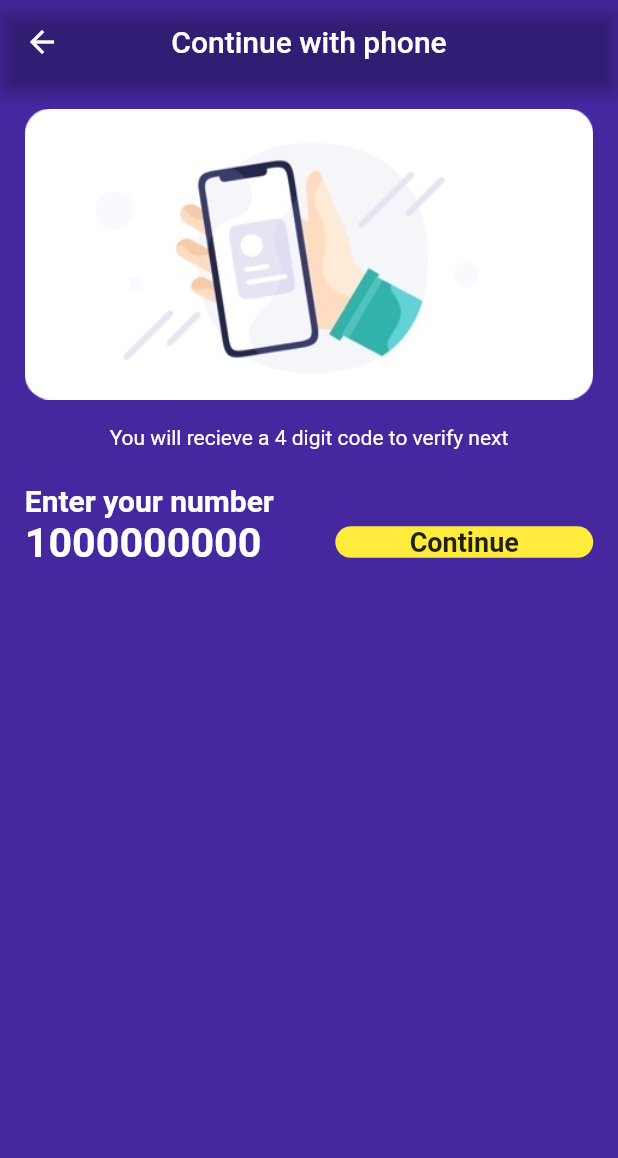
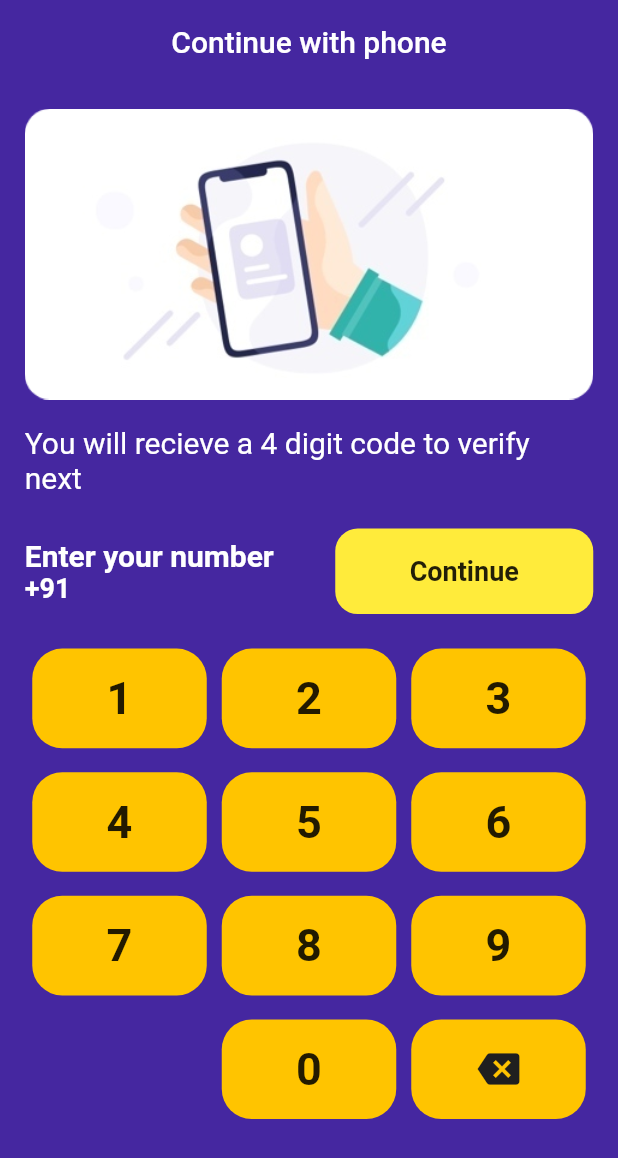
Before and after one commit to antojosu/Athijeevana, a Flutter app: the PhoneNumber screen opened directly, on a phone screen of 412 x 824 dp. Shown: the top 1158 px of the screen. Run offline on Flutter 3.47's test engine with Material 2 defaults, Android fonts, the phone set to English and light mode, and no system bars.

Commit message:
Updated UI and added NumberPad

```diff
--- a/lib/main.dart
+++ b/lib/main.dart
@@ -1,113 +1,13 @@
+import 'package:athijeevana/screens/phonenumber.dart';
 import 'package:flutter/material.dart';
 
 void main() {
-  runApp(MyApp());
+  runApp(AthiJeevanaMain());
 }
 
-class MyApp extends StatelessWidget {
-  // This widget is the root of your application.
+class AthiJeevanaMain extends StatelessWidget {
   @override
   Widget build(BuildContext context) {
-    return MaterialApp(
-      title: 'Flutter Demo',
-      theme: ThemeData(
-        // This is the theme of your application.
-        //
-        // Try running your application with "flutter run". You'll see the
-        // application has a blue toolbar. Then, without quitting the app, try
-        // changing the primarySwatch below to Colors.green and then invoke
-        // "hot reload" (press "r" in the console where you ran "flutter run",
-        // or simply save your changes to "hot reload" in a Flutter IDE).
-        // Notice that the counter didn't reset back to zero; the application
-        // is not restarted.
-        primarySwatch: Colors.blue,
-      ),
-      home: MyHomePage(title: 'Flutter Demo Home Page'),
-    );
+    return MaterialApp(debugShowCheckedModeBanner: false, home: PhoneNumber());
   }
 }
-
-class MyHomePage extends StatefulWidget {
-  MyHomePage({Key? key, this.title}) : super(key: key);
-
-  // This widget is the home page of your application. It is stateful, meaning
-  // that it has a State object (defined below) that contains fields that affect
-  // how it looks.
-
-  // This class is the configuration for the state. It holds the values (in this
-  // case the title) provided by the parent (in this case the App widget) and
-  // used by the build method of the State. Fields in a Widget subclass are
-  // always marked "final".
-
-  final String? title;
-
-  @override
-  _MyHomePageState createState() => _MyHomePageState();
-}
-
-class _MyHomePageState extends State<MyHomePage> {
-  int _counter = 0;
-
-  void _incrementCounter() {
-    setState(() {
-      // This call to setState tells the Flutter framework that something has
-      // changed in this State, which causes it to rerun the build method below
-      // so that the display can reflect the updated values. If we changed
-      // _counter without calling setState(), then the build method would not be
-      // called again, and so nothing would appear to happen.
-      _counter++;
-    });
-  }
-
-  @override
-  Widget build(BuildContext context) {
-    // This method is rerun every time setState is called, for instance as done
-    // by the _incrementCounter method above.
-    //
-    // The Flutter framework has been optimized to make rerunning build methods
-    // fast, so that you can just rebuild anything that needs updating rather
-    // than having to individually change instances of widgets.
-    return Scaffold(
-      appBar: AppBar(
-        // Here we take the value from the MyHomePage object that was created by
-        // the App.build method, and use it to set our appbar title.
-        title: Text(widget.title!),
-      ),
-      body: Center(
-        // Center is a layout widget. It takes a single child and positions it
-        // in the middle of the parent.
-        child: Column(
-          // Column is also a layout widget. It takes a list of children and
-          // arranges them vertically. By default, it sizes itself to fit its
-          // children horizontally, and tries to be as tall as its parent.
-          //
-          // Invoke "debug painting" (press "p" in the console, choose the
-          // "Toggle Debug Paint" action from the Flutter Inspector in Android
-          // Studio, or the "Toggle Debug Paint" command in Visual Studio Code)
-          // to see the wireframe for each widget.
-          //
-          // Column has various properties to control how it sizes itself and
-          // how it positions its children. Here we use mainAxisAlignment to
-          // center the children vertically; the main axis here is the vertical
-          // axis because Columns are vertical (the cross axis would be
-          // horizontal).
-          mainAxisAlignment: MainAxisAlignment.center,
-          children: <Widget>[
-            Text(
-              'You have pushed the button this many times:',
-            ),
-            Text(
-              '$_counter',
-              style: Theme.of(context).textTheme.headline4,
-            ),
-          ],
-        ),
-      ),
-      floatingActionButton: FloatingActionButton(
-        onPressed: _incrementCounter,
-        tooltip: 'Increment',
-        child: Icon(Icons.add),
-      ), // This trailing comma makes auto-formatting nicer for build methods.
-    );
-  }
-}
--- a/lib/phonenumber.dart
+++ /dev/null
@@ -1,108 +0,0 @@
-import 'dart:ui';
-
-import 'package:flutter/cupertino.dart';
-import 'package:flutter/material.dart';
-
-class PhoneNumber extends StatefulWidget {
-
-  @override
-  _PhoneNumberState createState() => _PhoneNumberState();
-}
-
-class _PhoneNumberState extends State<PhoneNumber> {
-
-  @override
-  Widget build(BuildContext context) {
-    return Scaffold(
-      backgroundColor: Colors.deepPurple[800],
-      appBar: AppBar(
-        centerTitle: true,
-        backgroundColor: Color(0x333333),
-        title: Text(
-          'Continue with phone',
-          style: TextStyle(
-            color: Colors.white,
-          ),
-        ),
-      ),
-      body: Padding(
-        padding: const EdgeInsets.all(16.5),
-        child: Column(
-          children: <Widget>[
-            Image.asset('assets/images/phone.png'),
-            SizedBox(height: 17.5),
-            Text(
-              'You will recieve a 4 digit code to verify next',
-              style: TextStyle(
-                color: Colors.white,
-              ),
-            ),
-            SizedBox(height: 22.5),
-            Row(
-              children: [
-                Text(
-                  'Enter your number',
-                  textAlign: TextAlign.start,
-                  style: TextStyle(
-                    fontSize: 20.0,
-                    fontWeight: FontWeight.bold,
-                    color: Colors.white,
-                  ),
-                ),
-              ],
-            ),
-            Row(
-              mainAxisAlignment: MainAxisAlignment.spaceBetween,
-              crossAxisAlignment: CrossAxisAlignment.center,
-              children: <Widget>[
-                Expanded(
-                  child: Container(
-                    child: Column(
-                      crossAxisAlignment: CrossAxisAlignment.start,
-                      mainAxisAlignment: MainAxisAlignment.center,
-                      children: <Widget>[
-                        SizedBox(width: 8.0),
-                        Text(
-                          '1000000000',
-                          style: TextStyle(
-                            fontWeight: FontWeight.bold,
-                            fontSize: 27.5,
-                            color: Colors.white,
-                          ),
-                        ),
-                      ],
-                    ),
-                  ),
-                ),
-                SizedBox(width: 35.0),
-                Expanded(
-                  child: Container(
-                    decoration: BoxDecoration(
-                      color: Colors.yellow,
-                      borderRadius: BorderRadius.all(
-                        Radius.circular(15),
-                      ),
-                    ),
-                    child: Column(
-                      children: [
-                        Center(
-                          child: Text(
-                            'Continue',
-                            style: TextStyle(
-                              fontSize: 18.0,
-                              fontWeight: FontWeight.bold,
-                            ),
-                          ),
-                        ),
-                      ],
-                    ),
-                  ),
-                ),
-              ],
-            ),
-          ],
-        ),
-      ),
-    );
-  }
-}
--- /dev/null
+++ b/lib/screens/phonenumber.dart
@@ -0,0 +1,133 @@
+import 'dart:ui';
+
+import 'package:athijeevana/widgets/NumberPad.dart';
+import 'package:flutter/cupertino.dart';
+import 'package:flutter/material.dart';
+
+class PhoneNumber extends StatefulWidget {
+  @override
+  _PhoneNumberState createState() => _PhoneNumberState();
+}
+
+class _PhoneNumberState extends State<PhoneNumber> {
+  String number = "";
+  @override
+  Widget build(BuildContext context) {
+    return Scaffold(
+      backgroundColor: Colors.deepPurple[800],
+      appBar: AppBar(
+        centerTitle: true,
+        backgroundColor: Color(0x333333),
+        elevation: 0,
+        title: Text(
+          'Continue with phone',
+          style: TextStyle(
+            color: Colors.white,
+          ),
+        ),
+      ),
+      body: OrientationBuilder(
+        builder: (context, orientation) {
+          if (orientation == Orientation.portrait) {
+            return portraitMode();
+          } else {
+            return Container();
+          }
+        },
+      ),
+    );
+  }
+
+  Widget portraitMode() {
+    return Padding(
+      padding: const EdgeInsets.all(16.5),
+      child: Column(
+        children: <Widget>[
+          Image.asset('assets/images/phone.png'),
+          SizedBox(height: 17.5),
+          Center(
+            child: Text(
+              'You will recieve a 4 digit code to verify next',
+              style: TextStyle(
+                  color: Colors.white,
+                  fontSize: 20,
+                  fontWeight: FontWeight.w400),
+            ),
+          ),
+          SizedBox(height: 22.5),
+          Row(
+            mainAxisAlignment: MainAxisAlignment.spaceBetween,
+            crossAxisAlignment: CrossAxisAlignment.center,
+            children: <Widget>[
+              Expanded(
+                child: Container(
+                  child: Column(
+                    crossAxisAlignment: CrossAxisAlignment.start,
+                    mainAxisAlignment: MainAxisAlignment.center,
+                    children: <Widget>[
+                      Text(
+                        'Enter your number',
+                        textAlign: TextAlign.start,
+                        style: TextStyle(
+                          fontSize: 20.0,
+                          fontWeight: FontWeight.bold,
+                          color: Colors.white,
+                        ),
+                      ),
+                      SizedBox(width: 12.0),
+                      Text(
+                        '+91 $number',
+                        style: TextStyle(
+                          fontWeight: FontWeight.bold,
+                          fontSize: 18,
+                          color: Colors.white,
+                        ),
+                      ),
+                    ],
+                  ),
+                ),
+              ),
+              SizedBox(width: 35.0),
+              Expanded(
+                child: Container(
+                  decoration: BoxDecoration(
+                    color: Colors.yellow,
+                    borderRadius: BorderRadius.all(
+                      Radius.circular(15),
+                    ),
+                  ),
+                  child: Padding(
+                    padding: const EdgeInsets.all(18.0),
+                    child: Center(
+                      child: Text(
+                        'Continue',
+                        style: TextStyle(
+                          fontSize: 18.0,
+                          fontWeight: FontWeight.bold,
+                        ),
+                      ),
+                    ),
+                  ),
+                ),
+              ),
+            ],
+          ),
+          SizedBox(height: 15),
+          NumberPad(onNumSelect: (value) {
+            setState(() {
+              if (value != -1) {
+                if (number.length != 10) {
+                  number = number + value.toString();
+                }
+              } else {
+                if (number.length != 0) {
+                  number = number.substring(0, number.length - 1);
+                }
+              }
+            });
+          })
+        ],
+      ),
+    );
+  }
+}
--- /dev/null
+++ b/lib/widgets/NumberPad.dart
@@ -0,0 +1,95 @@
+import 'package:flutter/material.dart';
+
+class NumberPad extends StatelessWidget {
+  late final Function(int) onNumSelect;
+
+  NumberPad({required this.onNumSelect});
+  @override
+  Widget build(BuildContext context) {
+    return Column(
+      crossAxisAlignment: CrossAxisAlignment.stretch,
+      mainAxisAlignment: MainAxisAlignment.spaceEvenly,
+      children: [
+        Container(
+          height: MediaQuery.of(context).size.height * .10,
+          child: Row(
+            mainAxisAlignment: MainAxisAlignment.spaceEvenly,
+            crossAxisAlignment: CrossAxisAlignment.start,
+            children: [buildButton(1), buildButton(2), buildButton(3)],
+          ),
+        ),
+        Container(
+          height: MediaQuery.of(context).size.height * .10,
+          child: Row(
+            mainAxisAlignment: MainAxisAlignment.spaceEvenly,
+            crossAxisAlignment: CrossAxisAlignment.start,
+            children: [buildButton(4), buildButton(5), buildButton(6)],
+          ),
+        ),
+        Container(
+          height: MediaQuery.of(context).size.height * .10,
+          child: Row(
+            mainAxisAlignment: MainAxisAlignment.spaceEvenly,
+            crossAxisAlignment: CrossAxisAlignment.start,
+            children: [buildButton(7), buildButton(8), buildButton(9)],
+          ),
+        ),
+        Container(
+          height: MediaQuery.of(context).size.height * .10,
+          child: Row(
+            mainAxisAlignment: MainAxisAlignment.spaceEvenly,
+            crossAxisAlignment: CrossAxisAlignment.start,
+            children: [blankButton(), buildButton(0), backButton()],
+          ),
+        )
+      ],
+    );
+  }
+
+  backButton() {
+    return Expanded(
+      child: GestureDetector(
+        onTap: () => onNumSelect(-1),
+        child: Container(
+            padding: EdgeInsets.all(10),
+            margin: EdgeInsets.symmetric(vertical: 8, horizontal: 5),
+            decoration: BoxDecoration(
+                color: Colors.amberAccent[400],
+                borderRadius: BorderRadius.all(Radius.circular(20))),
+            child: Center(
+              child: Icon(
+                Icons.backspace,
+                size: 28,
+                color: Color(0xFF1F1F1F),
+              ),
+            )),
+      ),
+    );
+  }
+
+  Widget buildButton(int content) {
+    return Expanded(
+      child: GestureDetector(
+        onTap: () => onNumSelect(content),
+        child: Container(
+          padding: EdgeInsets.all(10),
+          margin: EdgeInsets.symmetric(vertical: 8, horizontal: 5),
+          decoration: BoxDecoration(
+              color: Colors.amberAccent[400],
+              borderRadius: BorderRadius.all(Radius.circular(20))),
+          child: Center(
+              child: Text(
+            content.toString(),
+            style: TextStyle(fontSize: 30, fontWeight: FontWeight.bold),
+          )),
+        ),
+      ),
+    );
+  }
+}
+
+Widget blankButton() {
+  return Expanded(
+    child: Container(),
+  );
+}
```
